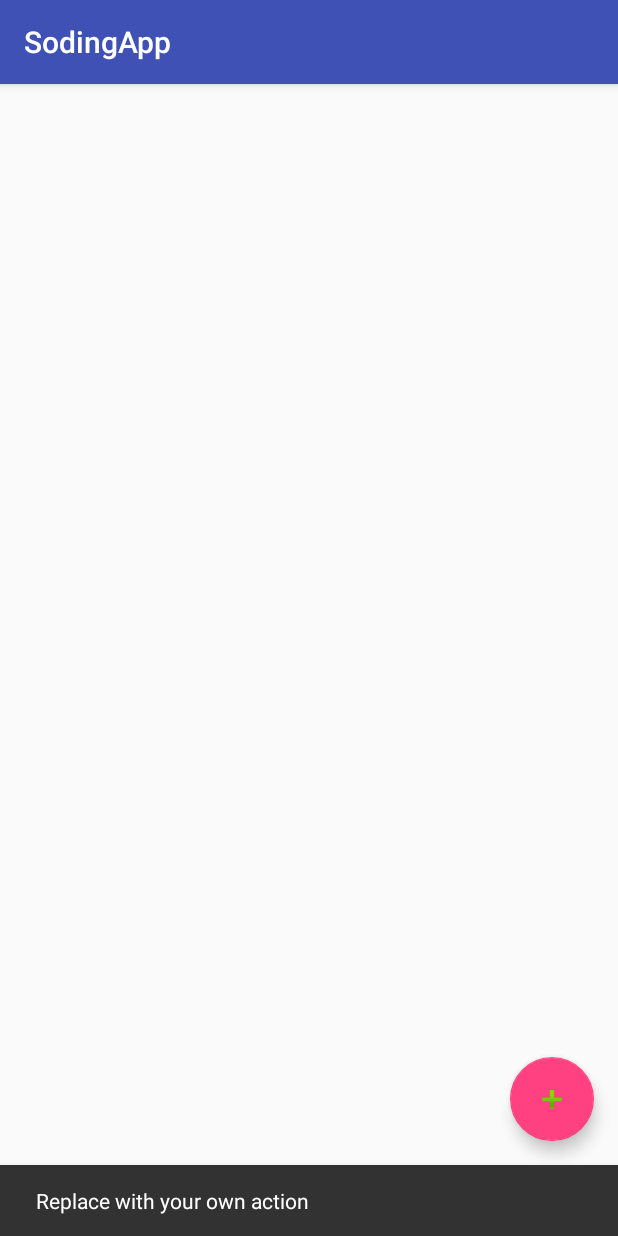
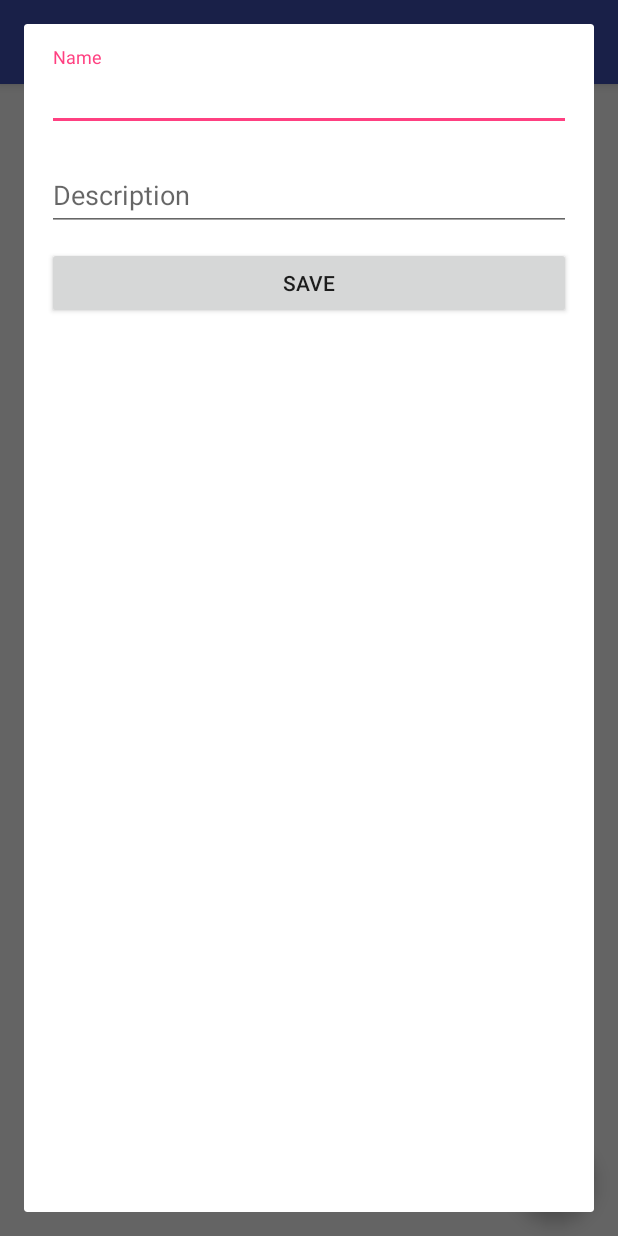
Before and after one commit to midoalageb/SODING_Assessment, an Android app: the screen it shows after launch (MainActivity), after a tap on an icon or button, on a phone screen of 412 x 824 dp. Run offline under Robolectric (Android 15) with nearby library versions, the phone set to English and light mode, and no system bars.

Commit message:
Feat: Add, list, edit and delete items

```diff
--- a/app/build.gradle
+++ b/app/build.gradle
@@ -27,5 +27,6 @@ dependencies {
     compile 'com.android.support:appcompat-v7:26.+'
     compile 'com.android.support.constraint:constraint-layout:1.0.2'
     compile 'com.android.support:design:26.+'
+    compile 'com.android.support:support-v4:26.+'
     testCompile 'junit:junit:4.12'
 }
--- a/app/src/main/java/android/soding/com/sodingapp/Activities/MainActivity.java
+++ b/app/src/main/java/android/soding/com/sodingapp/Activities/MainActivity.java
@@ -2,42 +2,106 @@ package android.soding.com.sodingapp.Activities;
 
 import android.os.Bundle;
 import android.soding.com.sodingapp.Adapters.TaskAdapter;
+import android.soding.com.sodingapp.Fragments.AddUpdateTaskFragment;
+import android.soding.com.sodingapp.Helpers.SetupActivity;
+import android.soding.com.sodingapp.Helpers.TaskDbHelper;
 import android.soding.com.sodingapp.Objects.Task;
 import android.soding.com.sodingapp.R;
 import android.support.design.widget.FloatingActionButton;
 import android.support.design.widget.Snackbar;
+import android.support.v4.app.DialogFragment;
 import android.support.v7.app.AppCompatActivity;
+import android.support.v7.widget.DividerItemDecoration;
+import android.support.v7.widget.LinearLayoutManager;
+import android.support.v7.widget.RecyclerView;
 import android.support.v7.widget.Toolbar;
 import android.view.View;
 import android.view.Menu;
 import android.view.MenuItem;
 
-public class MainActivity extends AppCompatActivity implements TaskAdapter.TaskAdapterInterface{
+import java.util.ArrayList;
+
+public class MainActivity extends AppCompatActivity implements TaskAdapter.TaskAdapterInterface,
+        AddUpdateTaskFragment.OnFragmentInteractionListener, SetupActivity{
+
+    TaskDbHelper mDbHelper;
+    Toolbar toolbar;
+    FloatingActionButton fab;
+    RecyclerView rv_tasks;
+    LinearLayoutManager mLayoutManager;
 
     @Override
     protected void onCreate(Bundle savedInstanceState) {
         super.onCreate(savedInstanceState);
         setContentView(R.layout.activity_main);
-        Toolbar toolbar = (Toolbar) findViewById(R.id.Toolbar_main);
+
+        mDbHelper = new TaskDbHelper(getApplicationContext());
+        setup_view_variables();
+
         setSupportActionBar(toolbar);
+        setup_clickListeners();
+        get_all_tasks();
+    }
 
-        FloatingActionButton fab = (FloatingActionButton) findViewById(R.id.Fab_main);
+    private void get_all_tasks() {
+        ArrayList<Task> tasks = Task.get_tasks(mDbHelper);
+        TaskAdapter adapter = new TaskAdapter(tasks, this);
+        rv_tasks.setAdapter(adapter);
+    }
+
+    private void add_Task(Task task) {
+        DialogFragment add_update_fragment = AddUpdateTaskFragment.newInstance(
+                task);
+        add_update_fragment.show(getSupportFragmentManager(), "dialog");
+    }
+
+    @Override
+    public void TaskAdapterOnClickEdit(Task task) {
+        add_Task(task);
+    }
+
+    @Override
+    public void TaskAdapterOnClickDelete(Task task) {
+        task.delete(mDbHelper);
+        get_all_tasks();
+    }
+
+    @Override
+    public void onFragmentInteraction(Task task, boolean update) {
+        if(update){
+            task.update_entry(mDbHelper);
+        }else {
+            task.add_entry(mDbHelper);
+        }
+        get_all_tasks();
+    }
+
+    @Override
+    public void setup_view_variables() {
+        toolbar = (Toolbar) findViewById(R.id.Toolbar_main);
+        fab = (FloatingActionButton) findViewById(R.id.Fab_main);
+        rv_tasks = (RecyclerView) findViewById(R.id.RV_main_contents);
+        rv_tasks.setHasFixedSize(true);
+        mLayoutManager = new LinearLayoutManager(getApplicationContext());
+        rv_tasks.setLayoutManager(mLayoutManager);
+        DividerItemDecoration dividerItemDecoration = new DividerItemDecoration(rv_tasks.getContext(),
+                mLayoutManager.getOrientation());
+        rv_tasks.addItemDecoration(dividerItemDecoration);
+    }
+
+    @Override
+    public void setup_clickListeners() {
         fab.setOnClickListener(new View.OnClickListener() {
             @Override
             public void onClick(View view) {
-                Snackbar.make(view, "Replace with your own action", Snackbar.LENGTH_LONG)
-                        .setAction("Action", null).show();
+                add_Task(null);
             }
         });
     }
 
     @Override
-    public void TaskAdapterOnClickEdit(Task task) {
-
-    }
-
-    @Override
-    public void TaskAdapterOnClickDelete(Task task) {
-
+    protected void onDestroy() {
+        mDbHelper.close();
+        super.onDestroy();
     }
 }
--- /dev/null
+++ b/app/src/main/java/android/soding/com/sodingapp/Fragments/AddUpdateTaskFragment.java
@@ -0,0 +1,181 @@
+package android.soding.com.sodingapp.Fragments;
+
+import android.content.Context;
+import android.net.Uri;
+import android.os.Bundle;
+import android.soding.com.sodingapp.Helpers.SetupActivity;
+import android.soding.com.sodingapp.Helpers.Utils;
+import android.soding.com.sodingapp.Objects.Task;
+import android.support.design.widget.TextInputLayout;
+import android.support.v4.app.DialogFragment;
+import android.support.v4.app.Fragment;
+import android.view.LayoutInflater;
+import android.view.View;
+import android.view.ViewGroup;
+
+import android.soding.com.sodingapp.R;
+import android.widget.Button;
+
+import java.util.Calendar;
+
+/**
+ * A simple {@link Fragment} subclass.
+ * Activities that contain this fragment must implement the
+ * {@link AddUpdateTaskFragment.OnFragmentInteractionListener} interface
+ * to handle interaction events.
+ * Use the {@link AddUpdateTaskFragment#newInstance} factory method to
+ * create an instance of this fragment.
+ */
+public class AddUpdateTaskFragment extends DialogFragment implements SetupActivity, View.OnClickListener{
+    private static final String ARG_PARAM1 = "TASK";
+
+    View root_view;
+    private Task task;
+
+    TextInputLayout til_name;
+    TextInputLayout til_description;
+
+    Button btn_save;
+
+    private OnFragmentInteractionListener mListener;
+
+    public AddUpdateTaskFragment() {
+        // Required empty public constructor
+    }
+
+    /**
+     * Use this factory method to create a new instance of
+     * this fragment using the provided parameters.
+     *
+     * @param task Parameter 1.
+     * @return A new instance of fragment AddUpdateTaskFragment.
+     */
+    // TODO: Rename and change types and number of parameters
+    public static AddUpdateTaskFragment newInstance(Task task) {
+        AddUpdateTaskFragment fragment = new AddUpdateTaskFragment();
+        Bundle args = new Bundle();
+        args.putParcelable(ARG_PARAM1, task);
+        fragment.setArguments(args);
+        return fragment;
+    }
+
+    @Override
+    public void onCreate(Bundle savedInstanceState) {
+        super.onCreate(savedInstanceState);
+        if (getArguments() != null) {
+            task = getArguments().getParcelable(ARG_PARAM1);
+        }
+    }
+
+    @Override
+    public View onCreateView(LayoutInflater inflater, ViewGroup container,
+                             Bundle savedInstanceState) {
+        root_view = inflater.inflate(R.layout.fragment_add_update_task, container, false);
+        setup_view_variables();
+        set_values();
+        setup_clickListeners();
+        return root_view;
+    }
+
+    private void set_values() {
+        if(task!=null){
+            til_name.getEditText().setText(task.mName);
+            til_description.getEditText().setText(task.mDescription);
+        }
+    }
+
+    // TODO: Rename method, update argument and hook method into UI event
+    public void onButtonPressed(Task task, boolean update) {
+        if (mListener != null) {
+            mListener.onFragmentInteraction(task, update);
+        }
+    }
+
+    @Override
+    public void onAttach(Context context) {
+        super.onAttach(context);
+        if (context instanceof OnFragmentInteractionListener) {
+            mListener = (OnFragmentInteractionListener) context;
+        } else {
+            throw new RuntimeException(context.toString()
+                    + " must implement OnFragmentInteractionListener");
+        }
+    }
+
+    @Override
+    public void onDetach() {
+        super.onDetach();
+        mListener = null;
+    }
+
+    @Override
+    public void setup_view_variables() {
+        til_name = (TextInputLayout) root_view.findViewById(R.id.TIL_Dialog_Add_update_name);
+        til_description = (TextInputLayout) root_view.findViewById(R.id.TIL_Dialog_Add_update_description);
+        btn_save = (Button) root_view.findViewById(R.id.Btn_Dialog_Add_update_save);
+    }
+
+    @Override
+    public void setup_clickListeners() {
+        btn_save.setOnClickListener(this);
+    }
+
+    @Override
+    public void onClick(View view) {
+        switch (view.getId()){
+            case R.id.Btn_Dialog_Add_update_save:
+                if(check_inputs()){
+                    if(task!=null){
+                        task.mName = til_name.getEditText().getText().toString();
+                        task.mDescription = til_description.getEditText().getText().toString();
+                        onButtonPressed(task, true);
+                    }else {
+                        Calendar date_created = Calendar.getInstance();
+
+                        Task mtask= new Task(0, til_name.getEditText().getText().toString(),
+                                til_description.getEditText().getText().toString(), date_created,
+                                date_created);
+                        onButtonPressed(mtask, false);
+                    }
+                    dismiss();
+                }
+                break;
+        }
+    }
+
+    /**
+     * This interface must be implemented by activities that contain this
+     * fragment to allow an interaction in this fragment to be communicated
+     * to the activity and potentially other fragments contained in that
+     * activity.
+     * <p>
+     * See the Android Training lesson <a href=
+     * "http://developer.android.com/training/basics/fragments/communicating.html"
+     * >Communicating with Other Fragments</a> for more information.
+     */
+    public interface OnFragmentInteractionListener {
+        // TODO: Update argument type and name
+        void onFragmentInteraction(Task task, boolean update);
+    }
+
+    private boolean check_inputs() {
+        String name = til_name.getEditText().getText().toString();
+        String description = til_description.getEditText().getText().toString();
+
+        String name_empty_validation = Utils.validateEmpty(name);
+        String description_empty_validation = Utils.validateEmpty(description);
+
+        til_name.setErrorEnabled(false);
+        til_description.setErrorEnabled(false);
+
+        if (!name_empty_validation.equals("OK")) {
+            til_name.setError(name_empty_validation);
+            return false;
+        }else if (!description_empty_validation.equals("OK")) {
+            til_description.setError(description_empty_validation);
+            return false;
+        }
+        return true;
+    }
+
+}
--- /dev/null
+++ b/app/src/main/java/android/soding/com/sodingapp/Helpers/SetupActivity.java
@@ -0,0 +1,10 @@
+package android.soding.com.sodingapp.Helpers;
+
+/**
+ * Created by Mohamed Abd-Allah on 9/30/2017.
+ */
+
+public interface SetupActivity {
+    public void setup_view_variables();
+    public void setup_clickListeners();
+}
--- /dev/null
+++ b/app/src/main/res/layout/fragment_add_update_task.xml
@@ -0,0 +1,44 @@
+<LinearLayout xmlns:android="http://schemas.android.com/apk/res/android"
+    xmlns:tools="http://schemas.android.com/tools"
+    android:layout_width="match_parent"
+    android:layout_height="match_parent"
+    android:minWidth="1000dp"
+    android:minHeight="1000dp"
+    android:orientation="vertical"
+    android:padding="10dp"
+    tools:context="android.soding.com.sodingapp.Fragments.AddUpdateTaskFragment">
+
+    <!-- TODO: Update blank fragment layout -->
+
+    <android.support.design.widget.TextInputLayout
+        android:id="@+id/TIL_Dialog_Add_update_name"
+        android:layout_width="match_parent"
+        android:layout_height="wrap_content"
+        android:layout_margin="5dp">
+
+        <EditText
+            android:layout_width="match_parent"
+            android:layout_height="wrap_content"
+            android:hint="@string/name" />
+    </android.support.design.widget.TextInputLayout>
+
+    <android.support.design.widget.TextInputLayout
+        android:id="@+id/TIL_Dialog_Add_update_description"
+        android:layout_width="match_parent"
+        android:layout_height="wrap_content"
+        android:layout_margin="5dp">
+
+        <EditText
+            android:layout_width="match_parent"
+            android:layout_height="wrap_content"
+            android:hint="@string/description" />
+    </android.support.design.widget.TextInputLayout>
+
+    <Button
+        android:id="@+id/Btn_Dialog_Add_update_save"
+        android:layout_width="match_parent"
+        android:layout_height="wrap_content"
+        android:layout_margin="5dp"
+        android:text="@string/save" />
+
+</LinearLayout>
--- a/app/src/main/res/values/strings.xml
+++ b/app/src/main/res/values/strings.xml
@@ -3,4 +3,10 @@
     <string name="action_settings">Settings</string>
     <string name="created">Created: </string>
     <string name="updated">Updated: </string>
+
+    <!--AddUpdateTaskFragment-->
+    <string name="name">Name</string>
+    <string name="description">Description</string>
+    <string name="save">Save</string>
+
 </resources>
```
Also changed, not shown: app/src/main/java/android/soding/com/sodingapp/Helpers/Utils.java (+10 -0 lines), app/src/main/java/android/soding/com/sodingapp/Objects/Task.java (+50 -1 lines), app/src/main/res/layout/item_task.xml (+5 -2 lines), 1 other file.
